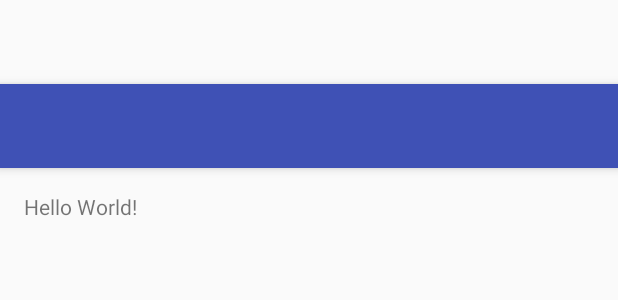
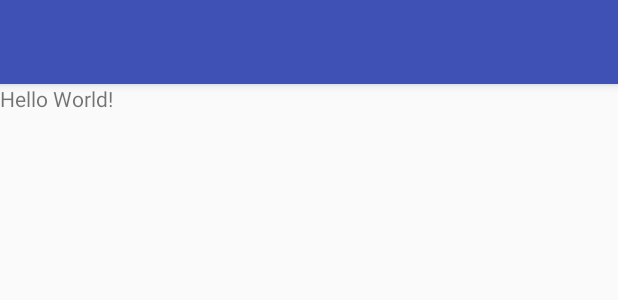
Before and after one commit to yosuke78/android-exercises, an Android app: the layout activity_library.xml on its own in the app's theme, with its tools: preview values and no code run, on a phone screen of 412 x 824 dp. Shown: the top 300 px of the screen. Run offline under Robolectric (Android 15) with nearby library versions, the phone set to English and light mode, and no system bars.

Commit message:
Simplify code

```diff
--- a/app/src/main/AndroidManifest.xml
+++ b/app/src/main/AndroidManifest.xml
@@ -11,7 +11,7 @@
         <activity
             android:name=".LibraryActivity"
             android:label="@string/app_name"
-            android:theme="@style/AppTheme.NoActionBar">
+            android:theme="@style/AppTheme">
             <intent-filter>
                 <action android:name="android.intent.action.MAIN"/>
 
--- a/app/src/main/res/layout/activity_library.xml
+++ b/app/src/main/res/layout/activity_library.xml
@@ -1,11 +1,11 @@
 <?xml version="1.0" encoding="utf-8"?>
-<android.support.design.widget.CoordinatorLayout
+<LinearLayout
     xmlns:android="http://schemas.android.com/apk/res/android"
     xmlns:app="http://schemas.android.com/apk/res-auto"
     xmlns:tools="http://schemas.android.com/tools"
     android:layout_width="match_parent"
     android:layout_height="match_parent"
-    android:fitsSystemWindows="true"
+    android:orientation="vertical"
     tools:context=".Library">
 
     <android.support.design.widget.AppBarLayout
@@ -22,21 +22,9 @@
 
     </android.support.design.widget.AppBarLayout>
 
-    <LinearLayout
-        android:layout_width="match_parent"
-        android:layout_height="match_parent"
-        android:orientation="vertical"
-        android:paddingBottom="@dimen/activity_vertical_margin"
-        android:paddingLeft="@dimen/activity_horizontal_margin"
-        android:paddingRight="@dimen/activity_horizontal_margin"
-        android:paddingTop="@dimen/activity_vertical_margin"
-        app:layout_behavior="@string/appbar_scrolling_view_behavior">
-
     <TextView
         android:id="@+id/messageTextView"
         android:layout_width="wrap_content"
         android:layout_height="wrap_content"
         android:text="Hello World!"/>
 </LinearLayout>
-
-</android.support.design.widget.CoordinatorLayout>
--- a/app/src/main/res/values/strings.xml
+++ b/app/src/main/res/values/strings.xml
@@ -1,4 +1,4 @@
 <resources>
-    <string name="app_name">Android Exercises</string>
+    <string name="app_name">Library</string>
     <string name="action_settings">Settings</string>
 </resources>
--- a/app/src/main/res/values/styles.xml
+++ b/app/src/main/res/values/styles.xml
@@ -1,16 +1,17 @@
 <resources>
 
-    <!-- Base application theme. -->
-    <style name="AppTheme" parent="Theme.AppCompat.Light.DarkActionBar">
-        <!-- Customize your theme here. -->
+    <style name="AppTheme" parent="Theme.AppCompat.Light.NoActionBar">
         <item name="colorPrimary">@color/colorPrimary</item>
         <item name="colorPrimaryDark">@color/colorPrimaryDark</item>
         <item name="colorAccent">@color/colorAccent</item>
     </style>
+
     <style name="AppTheme.NoActionBar">
         <item name="windowActionBar">false</item>
         <item name="windowNoTitle">true</item>
     </style>
+
+
     <style name="AppTheme.AppBarOverlay" parent="ThemeOverlay.AppCompat.Dark.ActionBar"/>
     <style name="AppTheme.PopupOverlay" parent="ThemeOverlay.AppCompat.Light"/>
 
```
Lines whose indentation alone changed are shown as unchanged.
